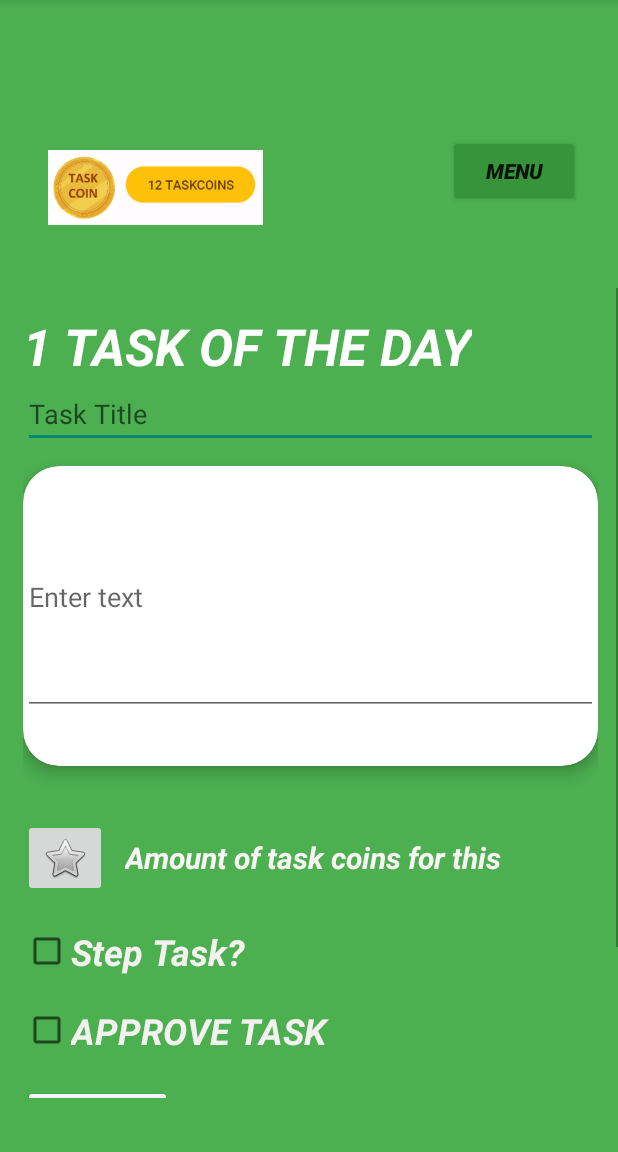
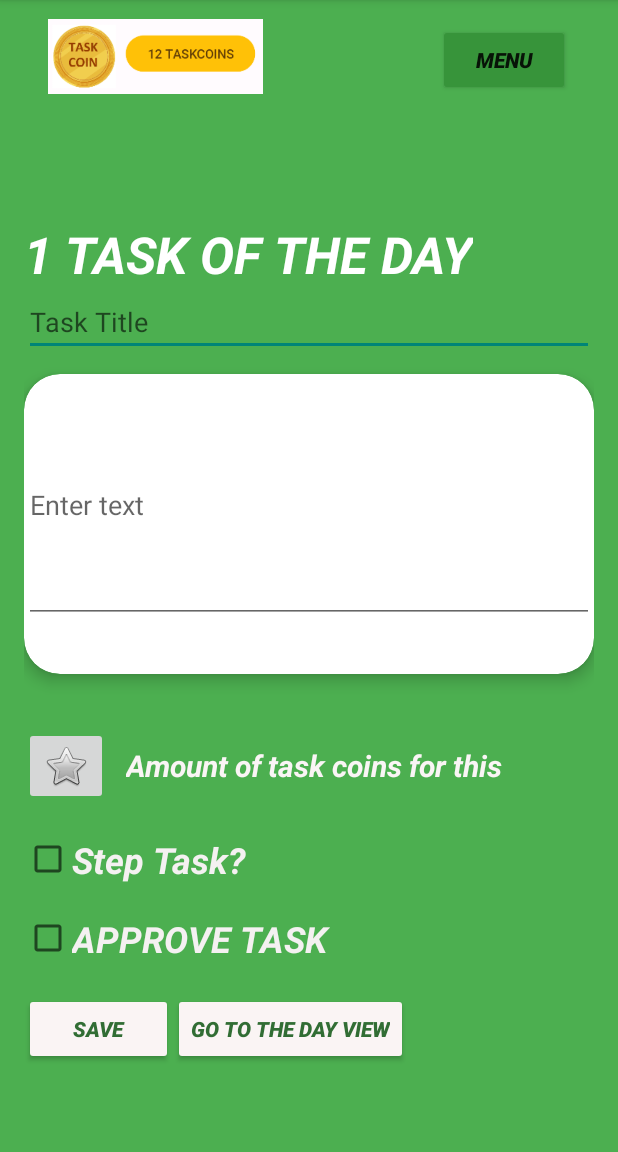
Before and after one commit to MaksymTsyhypalo/MobileSystems, an Android app: the ScrollTaskActivity screen opened directly, with no data from a screen before it, on a phone screen of 412 x 824 dp, the part 84-1236 px from its top. Run offline under Robolectric (Android 15) with nearby library versions, the phone set to English and light mode, and no system bars.

Commit message:
Changed statistics, added notifications, changed Task Activity

```diff
--- a/Assistant/app/src/main/AndroidManifest.xml
+++ b/Assistant/app/src/main/AndroidManifest.xml
@@ -2,6 +2,7 @@
 <manifest xmlns:android="http://schemas.android.com/apk/res/android">
 
     <uses-permission android:name="android.permission.ACTIVITY_RECOGNITION"/>
+    <uses-permission android:name="android.permission.POST_NOTIFICATIONS"/>
     <application
         android:allowBackup="true"
         android:dataExtractionRules="@xml/data_extraction_rules"
--- a/Assistant/app/src/main/java/com/example/assistant/MenuActivity.kt
+++ b/Assistant/app/src/main/java/com/example/assistant/MenuActivity.kt
@@ -6,6 +6,7 @@ import androidx.appcompat.app.AppCompatActivity
 import android.widget.Button
 
 class MenuActivity : AppCompatActivity() {
+
     override fun onCreate(savedInstanceState: Bundle?) {
         super.onCreate(savedInstanceState)
         setContentView(R.layout.menu_layout)
@@ -28,6 +29,8 @@ class MenuActivity : AppCompatActivity() {
         findViewById<Button>(R.id.btn_garden).setOnClickListener {
             startActivity(Intent(this, GardenActivity::class.java))
         }
-
+        findViewById<Button>(R.id.btn_stats).setOnClickListener {
+            startActivity(Intent(this, StatisticsActivity::class.java))
+        }
     }
 }
--- a/Assistant/app/src/main/java/com/example/assistant/ScrollTaskActivity.kt
+++ b/Assistant/app/src/main/java/com/example/assistant/ScrollTaskActivity.kt
@@ -1,5 +1,8 @@
 package com.example.assistant
 
+import android.app.NotificationChannel
+import android.app.NotificationManager
+import android.content.Context
 import android.content.Context.MODE_PRIVATE
 import android.content.Intent
 import android.content.SharedPreferences
@@ -10,18 +13,22 @@ import android.hardware.SensorEvent
 import android.hardware.SensorEventListener
 import android.os.Build
 import android.os.Bundle
+import android.service.notification.NotificationListenerService
 import android.widget.Button
 import android.widget.CheckBox
 import android.widget.EditText
 import android.widget.TextView
 import android.widget.Toast
+import androidx.annotation.RequiresApi
 import androidx.appcompat.app.AppCompatActivity
+import androidx.core.app.NotificationCompat
+import androidx.core.app.NotificationManagerCompat
 import androidx.core.content.edit
 
 private val items = mutableListOf<String>() // co widzisz na liście
 private val ids   = mutableListOf<Int>()    // równoległe ID do usuwania
 private var stepcount = 0
-public var taskcountdone = 0;
+public var taskcountdone = 0f;
 
 
 class ScrollTaskActivity : AppCompatActivity(), SensorEventListener {
@@ -33,12 +40,42 @@ class ScrollTaskActivity : AppCompatActivity(), SensorEventListener {
     private var previousTotalSteps = 0f
     var currentSteps = 0
 
+    @RequiresApi(Build.VERSION_CODES.O)
 
+    private val Channel_ID = "finish_channel";
+    private val notificationID = 1;
+
+    private fun createNotificationChannel(){
+        if(Build.VERSION.SDK_INT >= Build.VERSION_CODES.O){
+            val name = "Finished step task"
+            val descriptionText = "You have finished your step task!"
+            val importance = NotificationManager.IMPORTANCE_DEFAULT
+            val channel = NotificationChannel(Channel_ID, name, importance).apply {
+                description = descriptionText
+            }
+            val notificationManager : NotificationManager = getSystemService(Context.NOTIFICATION_SERVICE) as NotificationManager
+            notificationManager.createNotificationChannel(channel)
+        }
+
+    }
+
+    private fun sendnotification(){
+        val builder = NotificationCompat.Builder(this, Channel_ID).setSmallIcon(R.drawable.notification_icon).setContentTitle("Step task finished").setContentText("You have finished your step task").setPriority(
+            NotificationCompat.PRIORITY_DEFAULT)
+        with (NotificationManagerCompat.from(this)){
+            notify(notificationID,builder.build())
+        }
+    }
+
+
+    @RequiresApi(Build.VERSION_CODES.O)
     override fun onCreate(savedInstanceState: Bundle?) {
         db = DBHelper(this)
 
         super.onCreate(savedInstanceState)
         setContentView(R.layout.scroll_task)
+
+        createNotificationChannel()
 
         if (Build.VERSION.SDK_INT >= Build.VERSION_CODES.Q) {
             if (checkSelfPermission(android.Manifest.permission.ACTIVITY_RECOGNITION) != PackageManager.PERMISSION_GRANTED) {
@@ -79,8 +116,8 @@ class ScrollTaskActivity : AppCompatActivity(), SensorEventListener {
             if(mainCheckBoxvar.isChecked() == true){
                 taskcountdone += 1;
             }
-            else if (taskcountdone == 0){
-                taskcountdone = 0;
+            else if (taskcountdone == 0f){
+                taskcountdone = 0f;
             }
             else if(mainCheckBoxvar.isChecked() == false && taskcountdone > 0){
                 taskcountdone -= 1;
@@ -104,6 +141,7 @@ class ScrollTaskActivity : AppCompatActivity(), SensorEventListener {
                     if(usersteps <= currentSteps){
                         mainCheckBoxvar.isChecked = true
                         Toast.makeText(this, "Task finished!", Toast.LENGTH_LONG).show()
+                        sendnotification()
                     }
                 }
                 catch (n: NumberFormatException){
--- /dev/null
+++ b/Assistant/app/src/main/res/drawable/notification_icon.xml
@@ -0,0 +1,30 @@
+<vector xmlns:android="http://schemas.android.com/apk/res/android"
+    xmlns:aapt="http://schemas.android.com/aapt"
+    android:width="108dp"
+    android:height="108dp"
+    android:viewportWidth="108"
+    android:viewportHeight="108">
+    <path android:pathData="M31,63.928c0,0 6.4,-11 12.1,-13.1c7.2,-2.6 26,-1.4 26,-1.4l38.1,38.1L107,108.928l-32,-1L31,63.928z">
+        <aapt:attr name="android:fillColor">
+            <gradient
+                android:endX="85.84757"
+                android:endY="92.4963"
+                android:startX="42.9492"
+                android:startY="49.59793"
+                android:type="linear">
+                <item
+                    android:color="#44000000"
+                    android:offset="0.0" />
+                <item
+                    android:color="#00000000"
+                    android:offset="1.0" />
+            </gradient>
+        </aapt:attr>
+    </path>
+    <path
+        android:fillColor="#FFFFFF"
+        android:fillType="nonZero"
+        android:pathData="M65.3,45.828l3.8,-6.6c0.2,-0.4 0.1,-0.9 -0.3,-1.1c-0.4,-0.2 -0.9,-0.1 -1.1,0.3l-3.9,6.7c-6.3,-2.8 -13.4,-2.8 -19.7,0l-3.9,-6.7c-0.2,-0.4 -0.7,-0.5 -1.1,-0.3C38.8,38.328 38.7,38.828 38.9,39.228l3.8,6.6C36.2,49.428 31.7,56.028 31,63.928h46C76.3,56.028 71.8,49.428 65.3,45.828zM43.4,57.328c-0.8,0 -1.5,-0.5 -1.8,-1.2c-0.3,-0.7 -0.1,-1.5 0.4,-2.1c0.5,-0.5 1.4,-0.7 2.1,-0.4c0.7,0.3 1.2,1 1.2,1.8C45.3,56.528 44.5,57.328 43.4,57.328L43.4,57.328zM64.6,57.328c-0.8,0 -1.5,-0.5 -1.8,-1.2s-0.1,-1.5 0.4,-2.1c0.5,-0.5 1.4,-0.7 2.1,-0.4c0.7,0.3 1.2,1 1.2,1.8C66.5,56.528 65.6,57.328 64.6,57.328L64.6,57.328z"
+        android:strokeWidth="1"
+        android:strokeColor="#00000000" />
+</vector>
--- a/Assistant/app/src/main/res/layout/scroll_task.xml
+++ b/Assistant/app/src/main/res/layout/scroll_task.xml
@@ -1,24 +1,39 @@
 <?xml version="1.0" encoding="utf-8"?>
-<androidx.constraintlayout.widget.ConstraintLayout xmlns:android="http://schemas.android.com/apk/res/android"
+<ScrollView
+    xmlns:android="http://schemas.android.com/apk/res/android"
     xmlns:app="http://schemas.android.com/apk/res-auto"
     xmlns:tools="http://schemas.android.com/tools"
     android:layout_width="match_parent"
     android:layout_height="match_parent"
+    android:fillViewport="true"
     android:background="#4CAF50">
+
+    <androidx.constraintlayout.widget.ConstraintLayout
+        android:layout_width="match_parent"
+        android:layout_height="wrap_content"
+        tools:context=".YourActivityName">
+
+        <Button
+            android:id="@+id/btn_menu"
+            android:layout_width="wrap_content"
+            android:layout_height="wrap_content"
+            android:layout_marginTop="16dp"
+            android:layout_marginEnd="32dp"
+            android:backgroundTint="#37943A"
+            android:text="MENU"
+            android:textStyle="bold|italic"
+            app:layout_constraintEnd_toEndOf="parent"
+            app:layout_constraintTop_toTopOf="parent" />
 
         <LinearLayout
             android:id="@+id/header_task"
             android:layout_width="195dp"
             android:layout_height="60dp"
-        android:layout_marginTop="95dp"
-        android:layout_marginEnd="135dp"
+            android:layout_marginTop="8dp"
             android:gravity="center_vertical"
             android:orientation="horizontal"
             android:paddingStart="16dp"
             android:paddingEnd="16dp"
-        app:layout_constraintEnd_toEndOf="parent"
-        app:layout_constraintEnd_toStartOf="@id/btn_menu"
-        app:layout_constraintHorizontal_bias="0.0"
             app:layout_constraintStart_toStartOf="parent"
             app:layout_constraintTop_toTopOf="parent">
 
@@ -26,22 +41,18 @@
                 android:layout_width="175dp"
                 android:layout_height="50dp"
                 android:src="@drawable/task_coins_brick" />
-
         </LinearLayout>
-
-    <ScrollView
-        android:layout_width="415dp"
-        android:layout_height="540dp"
-        app:layout_constraintBottom_toBottomOf="parent"
-        app:layout_constraintEnd_toEndOf="parent"
-        app:layout_constraintStart_toStartOf="parent"
-        app:layout_constraintTop_toBottomOf="@id/header_task">
 
         <LinearLayout
             android:layout_width="match_parent"
             android:layout_height="wrap_content"
             android:orientation="vertical"
-            android:padding="16dp">
+            android:padding="16dp"
+            android:layout_marginTop="20dp"
+            app:layout_constraintTop_toBottomOf="@id/header_task"
+            app:layout_constraintStart_toStartOf="parent"
+            app:layout_constraintEnd_toEndOf="parent"
+            app:layout_constraintBottom_toBottomOf="parent">
 
             <TextView
                 android:id="@+id/textView"
@@ -131,6 +142,11 @@
                 android:textSize="24sp"
                 android:textStyle="bold|italic" />
 
+            <LinearLayout
+                android:layout_width="match_parent"
+                android:layout_height="wrap_content"
+                android:orientation="horizontal">
+
                 <Button
                     android:id="@+id/button2"
                     android:layout_width="99dp"
@@ -150,20 +166,8 @@
                     android:text="GO TO THE DAY VIEW"
                     android:textColor="#316D34"
                     android:textStyle="bold|italic" />
+            </LinearLayout>
 
         </LinearLayout>
+    </androidx.constraintlayout.widget.ConstraintLayout>
 </ScrollView>
-
-    <Button
-        android:id="@+id/btn_menu"
-        android:layout_width="wrap_content"
-        android:layout_height="wrap_content"
-        android:layout_marginTop="90dp"
-        android:layout_marginEnd="25dp"
-        android:backgroundTint="#37943A"
-        android:text="MENU"
-        android:textStyle="bold|italic"
-        app:layout_constraintEnd_toEndOf="parent"
-        app:layout_constraintTop_toTopOf="parent" />
-
-</androidx.constraintlayout.widget.ConstraintLayout>
```
Also changed, not shown: Assistant/app/src/main/java/com/example/assistant/ScrollDayActivity.kt (+44 -5 lines), Assistant/app/src/main/java/com/example/assistant/StatisticsActivity.kt (+30 -3 lines). Lines whose indentation alone changed are shown as unchanged.
